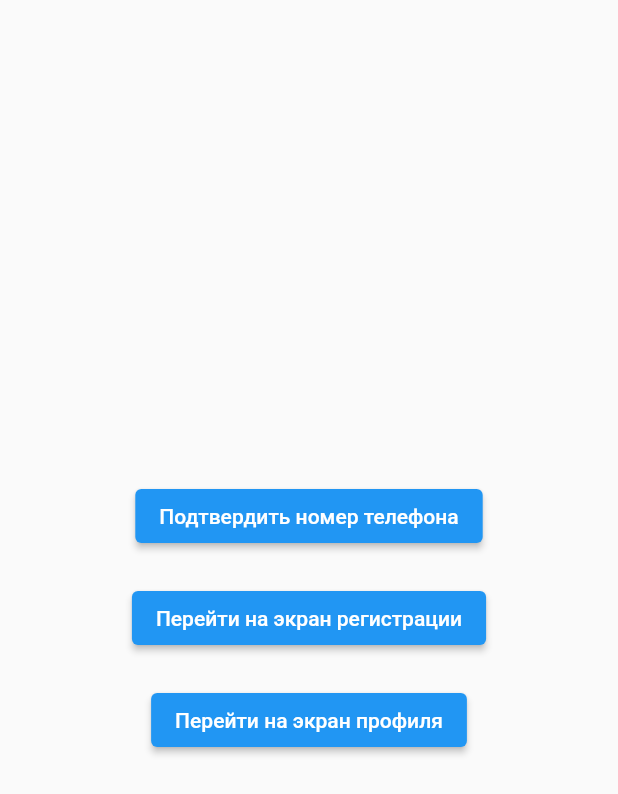
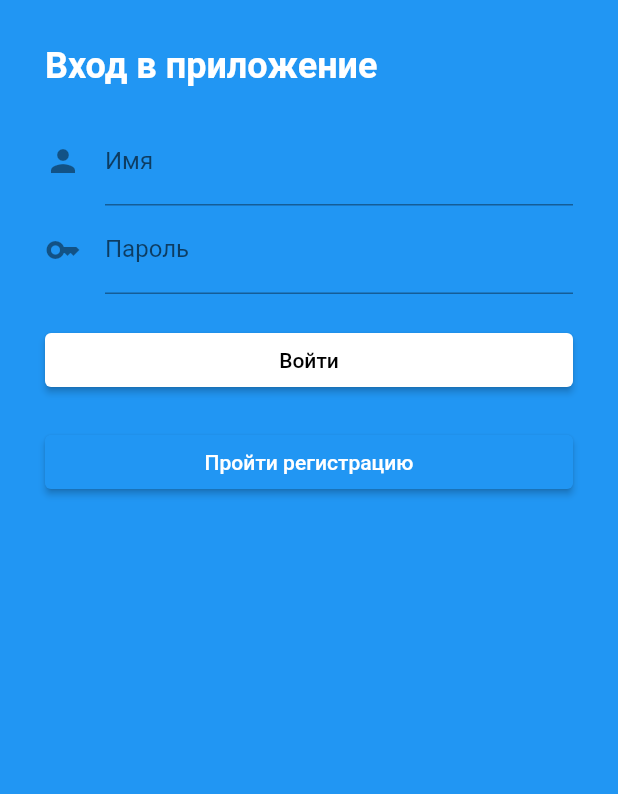
Before and after one commit to itgirlschool/mobile8_project1, a Flutter app: the screen it shows after launch, on a phone screen of 412 x 824 dp. Shown: the top 794 px of the screen. Run offline on Flutter 3.47's test engine with Material 2 defaults, Android fonts, the light colour scheme and no system bars; our stand-ins replace pinput, shared_preferences.

Commit message:
Новая страница main с логикой входа

```diff
--- a/lib/main.dart
+++ b/lib/main.dart
@@ -1,9 +1,11 @@
 import 'package:flutter/material.dart';
 import 'package:mobile8_project1/profile_page.dart';
 import 'package:mobile8_project1/reg_page.dart';
-import 'telephone_code_verification/telephone_verification_code_page.dart';
+import 'userPreferences.dart';
 
-void main() {
+Future main() async {
+  WidgetsFlutterBinding.ensureInitialized();
+  await UserPreferences().init();
   runApp(const MyApp());
 }
 
@@ -12,77 +14,170 @@ class MyApp extends StatelessWidget {
 
   @override
   Widget build(BuildContext context) {
-    return MaterialApp(
-      title: 'Flutter Demo',
-      theme: ThemeData(
-        primarySwatch: Colors.blue,
-      ),
-      home: const MyHomePage(title: 'Flutter Demo Home Page'),
+    return const MaterialApp(
+      title: 'Хранение данных',
+      home: MyHomePage(),
     );
   }
 }
 
 class MyHomePage extends StatefulWidget {
-  const MyHomePage({super.key, required this.title});
-
-  final String title;
+  const MyHomePage({super.key});
 
   @override
-  State<MyHomePage> createState() => _MyHomePageState();
+  State<MyHomePage> createState() => _MyHomePage();
 }
 
-class _MyHomePageState extends State<MyHomePage> {
+class _MyHomePage extends State<MyHomePage> {
+  final formKey = GlobalKey<FormState>();
+  String name = '';
+  String passwordYou = '';
+  // String? _nameYou;
+
+  @override
+  void initState() {
+    super.initState();
+    name = UserPreferences().getUsername() ?? '';
+    passwordYou = UserPreferences().getUserpassword() ?? '';
+  }
+
+  Widget buildNameYouField() {
+    return TextFormField(
+        decoration:
+            const InputDecoration(labelText: 'Имя', icon: Icon(Icons.person)),
+        keyboardType: TextInputType.multiline,
+        validator: (value) {
+          if (value!.isEmpty) {
+            return 'Введите Ваше имя';
+          }
+        },
+        onChanged: (name) => setState(() => this.name = name));
+  }
+
+  Widget biuldContactYouField() {
+    return TextFormField(
+        decoration: const InputDecoration(
+          labelText: 'Пароль',
+          icon: Icon(Icons.key),
+        ),
+        keyboardType: TextInputType.visiblePassword,
+        validator: (value) {
+          if (value!.isEmpty) {
+            return 'Введите пароль для входа';
+          }
+        },
+        onChanged: (passwordYou) => setState(() => passwordYou = passwordYou));
+
+    // onSaved: (value) {
+    //   passwordYou = value;
+  }
+
   @override
   Widget build(BuildContext context) {
     return Scaffold(
-      // appBar: AppBar(
-      //   title: Text(widget.title),
-      // ),
+        backgroundColor: Colors.blue,
         body: Container(
-        padding: const EdgeInsets.all(20),
-        margin: const EdgeInsets.all(50),
-        child: Center(
-          child: Column(
-              mainAxisAlignment: MainAxisAlignment.center,
-              children: <Widget>[
-                ElevatedButton(
-                  child: const Text('Подтвердить номер телефона'),
-                  onPressed: () {
-                    Navigator.push(
-                      context,
-                      MaterialPageRoute(
-                          builder: (context) =>
-                              const TelephoneCodeVerificationPage()),
-                    );
-                  },
+          padding: const EdgeInsets.all(30),
+          child: Form(
+              key: formKey,
+              child: ListView(
+                children: [
+                  const Text(
+                    'Вход в приложение',
+                    style: TextStyle(
+                        fontSize: 24,
+                        color: Colors.white,
+                        fontWeight: FontWeight.bold),
                   ),
                   const SizedBox(
                     height: 20,
                   ),
+                  buildNameYouField(),
+                  biuldContactYouField(),
+                  const SizedBox(
+                    height: 20,
+                  ),
                   ElevatedButton(
-                  child: const Text('Перейти на экран регистрации'),
-                  onPressed: () {
-                    Navigator.push(
-                      context,
+                    style: ElevatedButton.styleFrom(
+                      backgroundColor: Colors.white,
+                    ),
+                    onPressed: () async {
+                      await UserPreferences().setUsername(name);
+                      await UserPreferences().setPassword(passwordYou);
+                      if (formKey.currentState!.validate()) {
+                        Color color = Colors.red;
+                        String text;
+
+                        if (name != 'Пользователь' && passwordYou != '123456') {
+                          text = 'Пароль или Имя не совпадают';
+                        } else {
+                          text = 'Идентификация пройдена';
+                          color = Colors.green;
+                          // ignore: use_build_context_synchronously
+                          await Navigator.of(context).push(
+                            MaterialPageRoute(
+                                builder: (context) => const FormScreen2()),
+                          );
+                        }
+
+                        // ignore: use_build_context_synchronously
+                        ScaffoldMessenger.of(context).showSnackBar(
+                          SnackBar(
+                            content: Text(text),
+                            backgroundColor: color,
+                          ),
+                        );
+                      }
+
+                      // setState(() {
+                      //   name = '';
+                      // });
+                    },
+                    child: const Text(
+                      'Войти',
+                      style: TextStyle(color: Colors.black),
+                    ),
+                  ),
+                  const SizedBox(height: 20.0),
+                  ElevatedButton(
+                    onPressed: () async {
+                      await Navigator.of(context).push(
                         MaterialPageRoute(
                             builder: (context) => const FormScreen()),
                       );
                     },
+                    child: const Text('Пройти регистрацию'),
+                  )
+                ],
+              )),
+        ));
+  }
+}
+
+class FormScreen2 extends StatelessWidget {
+  const FormScreen2({super.key});
+
+  @override
+  Widget build(BuildContext context) {
+    return Scaffold(
+      backgroundColor: Colors.blue,
+      body: Container(
+        padding: const EdgeInsets.all(30),
+        child: ListView(
+          children: const [
+            Text(
+              'Привет, друг!',
+              style: TextStyle(
+                  fontSize: 24,
+                  color: Colors.white,
+                  fontWeight: FontWeight.bold),
             ),
-                const SizedBox(
+            SizedBox(
               height: 20,
             ),
-                ElevatedButton(
-                  child: const Text('Перейти на экран профиля'),
-                  onPressed: () {
-                    Navigator.push(
-                      context,
-                      MaterialPageRoute(
-                          builder: (context) => const ProfileScreen()),
-                    );
-                  },
-                ),
-              ]),
+            // buildNameYouField(),
+            // biuldContactYouField(),
+          ],
         ),
       ),
     );
--- a/lib/profile_page.dart
+++ b/lib/profile_page.dart
@@ -94,7 +94,7 @@ class _ProfileScreen extends State<ProfileScreen> {
   Widget build(BuildContext context) {
     return Scaffold(
       appBar: AppBar(
-        title: const Text('Форма для регистрации'),
+        title: const Text('Профиль пользователя'),
       ),
       body: Container(
         padding: const EdgeInsets.all(10),
@@ -127,9 +127,7 @@ class _ProfileScreen extends State<ProfileScreen> {
                         Navigator.push(
                           context,
                           MaterialPageRoute(
-                              builder: (context) => const MyHomePage(
-                                    title: 'Данные в профиле успешно сохранены',
-                                  )),
+                              builder: (context) => const FormScreen2()),
                         );
                       }
 
--- a/lib/telephone_code_verification/telephone_verification_code_page.dart
+++ b/lib/telephone_code_verification/telephone_verification_code_page.dart
@@ -1,3 +1,4 @@
+import 'package:mobile8_project1/profile_page.dart';
 import 'package:pinput/pinput.dart';
 import 'package:flutter/material.dart';
 import 'package:shared_preferences/shared_preferences.dart';
@@ -80,6 +81,11 @@ class _TelephoneCodeVerificationPageState
                                 setState(() {
                                   bottomMessageVisible = true;
                                   sendPinButtonDisabled = true;
+                                  Navigator.push(
+                                      context,
+                                      MaterialPageRoute(
+                                          builder: (context) =>
+                                              const ProfileScreen()));
                                 });
                               },
                         child: const Padding(
--- /dev/null
+++ b/lib/userPreferences.dart
@@ -0,0 +1,29 @@
+import 'package:shared_preferences/shared_preferences.dart';
+// import 'package:shared_preferences/shared_preferenses.dart';
+
+class UserPreferences {
+  //создание переменной для сохранения preferences
+  static SharedPreferences? _preferences;
+
+  //ключ для текстового поля
+  final _keyUsername = 'username';
+  final _keyPassword = 'userpassword';
+
+  //инициализация preferences
+  Future init() async => _preferences = await SharedPreferences.getInstance();
+
+  // задаем значение username нашему ключу
+  Future setUsername(String username) async =>
+      await _preferences?.setString(_keyUsername, username);
+
+  Future setPassword(String userpassword) async =>
+      await _preferences?.setString(_keyPassword, userpassword);
+
+  //читаем username
+  String? getUsername() => _preferences?.getString(_keyUsername);
+  String? getUserpassword() => _preferences?.getString(_keyPassword);
+
+  // удаляем username
+  Future<bool>? deleteUsername() => _preferences?.remove(_keyUsername);
+  Future<bool>? deleteUserpassword() => _preferences?.remove(_keyPassword);
+}
```
Lines whose indentation alone changed are shown as unchanged.
